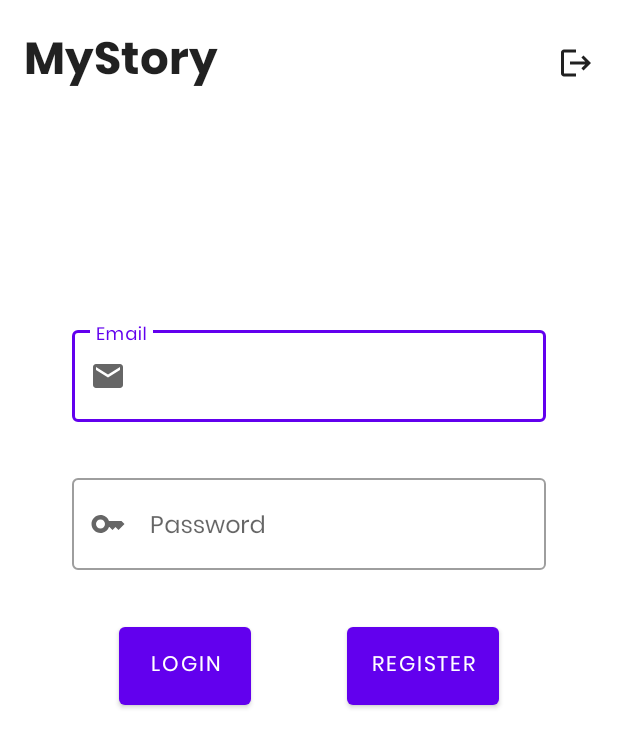
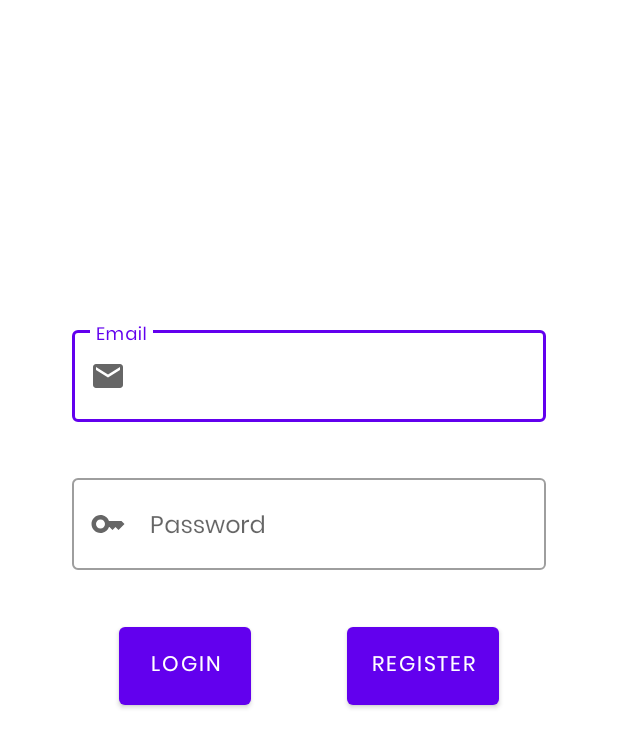
Before and after one commit to dionpouw/MyStory, an Android app: the screen it shows after launch (MainActivity), on a phone screen of 412 x 824 dp. Shown: the top 748 px of the screen. Run offline under Robolectric (Android 15) with nearby library versions, the phone set to English and light mode, and no system bars; our stand-ins replace Dagger/Hilt's generated code.

Commit message:
Activity Main

```diff
--- a/app/src/main/res/layout/activity_main.xml
+++ b/app/src/main/res/layout/activity_main.xml
@@ -6,30 +6,6 @@
     android:layout_height="match_parent"
     android:padding="16dp"
     tools:context=".MainActivity">
-
-    <TextView
-        android:id="@+id/textView"
-        android:layout_width="match_parent"
-        android:layout_height="wrap_content"
-        android:fontFamily="@font/poppins_bold"
-        android:text="@string/app_name"
-        android:textColor="?android:attr/textColorPrimary"
-        android:textSize="30sp"
-        app:layout_constraintEnd_toStartOf="parent"
-        app:layout_constraintStart_toStartOf="parent"
-        app:layout_constraintTop_toTopOf="parent" />
-
-    <ImageButton
-        android:id="@+id/action_logout"
-        android:layout_width="wrap_content"
-        android:layout_height="0dp"
-        android:background="?android:attr/selectableItemBackground"
-        android:contentDescription="@string/action_logout"
-        android:src="@drawable/baseline_logout_24"
-        app:layout_constraintBottom_toBottomOf="@+id/textView"
-        app:layout_constraintEnd_toEndOf="parent"
-        app:layout_constraintTop_toTopOf="parent"
-        app:tint="?android:attr/textColorPrimary" />
 
     <androidx.fragment.app.FragmentContainerView
         android:id="@+id/nav_host_fragment"
```
